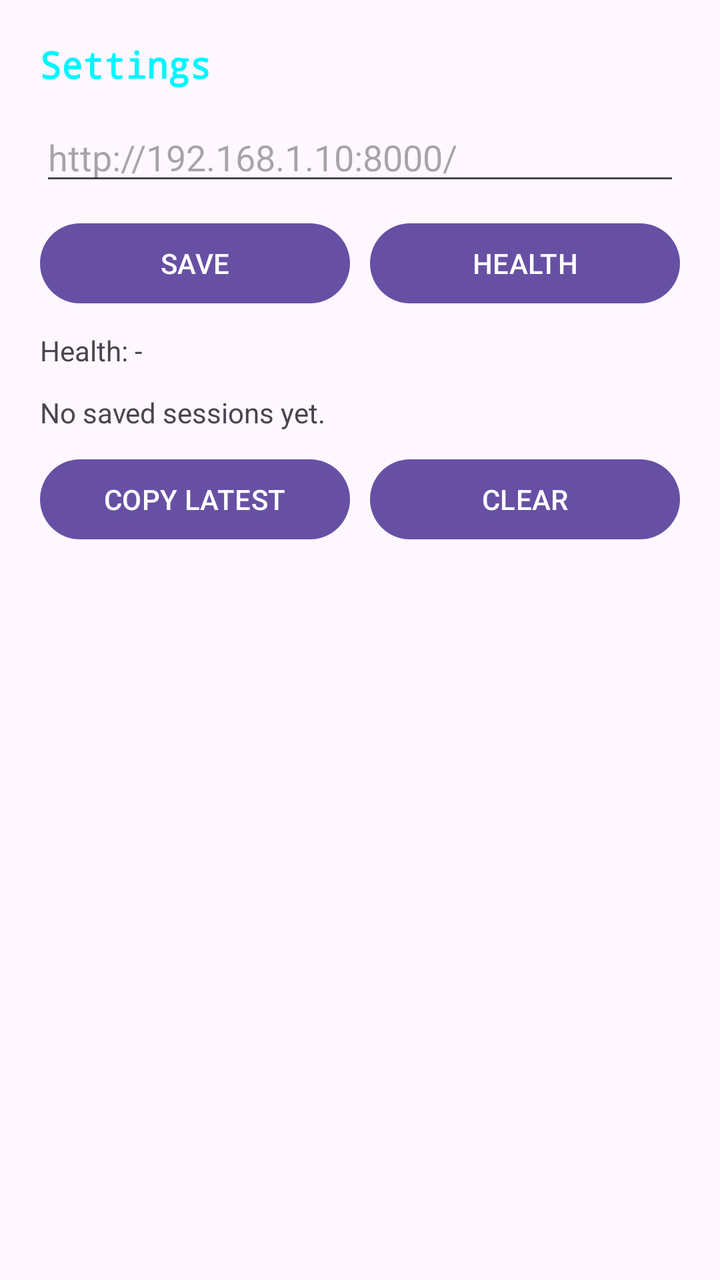
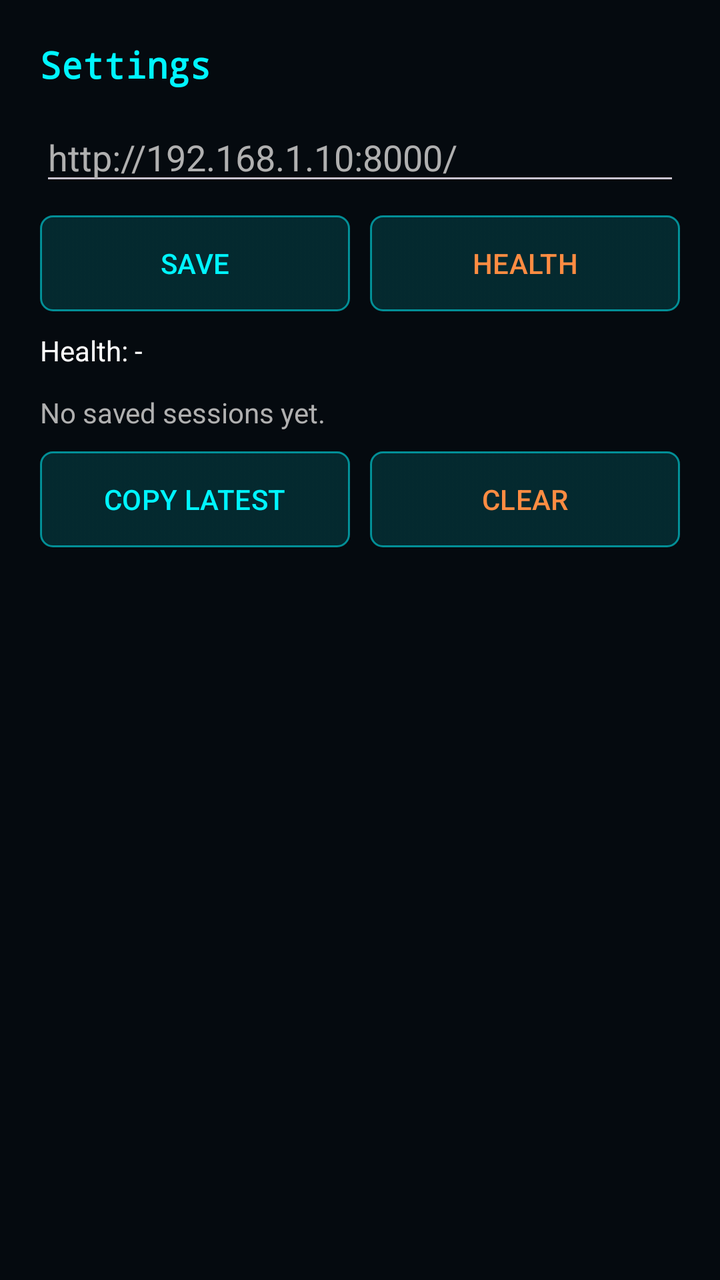

Compare the two renders of this Android layout. The source of the first and the diff that turns it into the second are given below.
<!-- AndroidManifest.xml: application theme Theme.AIBrain -->
<!-- res/layout/activity_settings.xml -->
<?xml version="1.0" encoding="utf-8"?>
<ScrollView xmlns:android="http://schemas.android.com/apk/res/android"
    android:layout_width="match_parent"
    android:layout_height="match_parent"
    android:padding="20dp">

    <LinearLayout
        android:layout_width="match_parent"
        android:layout_height="wrap_content"
        android:orientation="vertical">

        <TextView
            android:layout_width="match_parent"
            android:layout_height="wrap_content"
            android:text="Settings"
            android:textSize="18sp"
            android:textStyle="bold"
            android:fontFamily="monospace"
            android:textColor="@color/cyan_primary"
            android:layout_marginBottom="12dp" />

        <EditText
            android:id="@+id/et_server_url"
            android:layout_width="match_parent"
            android:layout_height="wrap_content"
            android:hint="http://192.168.1.10:8000/"
            android:inputType="textUri" />

        <LinearLayout
            android:layout_width="match_parent"
            android:layout_height="wrap_content"
            android:orientation="horizontal"
            android:layout_marginTop="10dp">

            <Button
                android:id="@+id/btn_save_url"
                android:layout_width="0dp"
                android:layout_height="48dp"
                android:layout_weight="1"
                android:text="SAVE" />

            <Button
                android:id="@+id/btn_check_health"
                android:layout_width="0dp"
                android:layout_height="48dp"
                android:layout_weight="1"
                android:layout_marginStart="10dp"
                android:text="HEALTH" />
        </LinearLayout>

        <TextView
            android:id="@+id/tv_health"
            android:layout_width="match_parent"
            android:layout_height="wrap_content"
            android:text="Health: -"
            android:layout_marginTop="10dp" />

        <TextView
            android:id="@+id/tv_history"
            android:layout_width="match_parent"
            android:layout_height="wrap_content"
            android:layout_marginTop="12dp"
            android:text="No saved sessions yet." />

        <LinearLayout
            android:layout_width="match_parent"
            android:layout_height="wrap_content"
            android:orientation="horizontal"
            android:layout_marginTop="10dp">

            <Button
                android:id="@+id/btn_copy_latest"
                android:layout_width="0dp"
                android:layout_height="48dp"
                android:layout_weight="1"
                android:text="COPY LATEST" />

            <Button
                android:id="@+id/btn_clear_history"
                android:layout_width="0dp"
                android:layout_height="48dp"
                android:layout_weight="1"
                android:layout_marginStart="10dp"
                android:text="CLEAR" />
        </LinearLayout>
    </LinearLayout>
</ScrollView>
<!-- resources referenced by this layout -->
<resources>
  <color name="cyan_primary">#00F5FF</color>
  <style name="Theme.AIBrain" parent="Base.Theme.AIBrain" />
  <style name="Base.Theme.AIBrain" parent="Theme.Material3.DayNight.NoActionBar">
          
          
      </style>
</resources>

<!-- the commit's change to res/layout/activity_settings.xml (unified diff, before → after) -->
@@ -2,7 +2,8 @@
 <ScrollView xmlns:android="http://schemas.android.com/apk/res/android"
     android:layout_width="match_parent"
     android:layout_height="match_parent"
-    android:padding="20dp">
+    android:padding="20dp"
+    android:background="@color/space_deepest">
 
     <LinearLayout
         android:layout_width="match_parent"
@@ -24,7 +25,9 @@
             android:layout_width="match_parent"
             android:layout_height="wrap_content"
             android:hint="http://192.168.1.10:8000/"
-            android:inputType="textUri" />
+            android:inputType="textUri"
+            android:textColor="@color/text_white"
+            android:textColorHint="@color/text_white_dim" />
 
         <LinearLayout
             android:layout_width="match_parent"
@@ -37,6 +40,9 @@
                 android:layout_width="0dp"
                 android:layout_height="48dp"
                 android:layout_weight="1"
+                android:background="@drawable/btn_secondary_cyan"
+                android:textColor="@color/text_cyan"
+                android:textAllCaps="false"
                 android:text="SAVE" />
 
             <Button
@@ -44,6 +50,9 @@
                 android:layout_width="0dp"
                 android:layout_height="48dp"
                 android:layout_weight="1"
+                android:background="@drawable/btn_secondary_cyan"
+                android:textColor="@color/text_orange"
+                android:textAllCaps="false"
                 android:layout_marginStart="10dp"
                 android:text="HEALTH" />
         </LinearLayout>
@@ -52,6 +61,7 @@
             android:id="@+id/tv_health"
             android:layout_width="match_parent"
             android:layout_height="wrap_content"
+            android:textColor="@color/text_white"
             android:text="Health: -"
             android:layout_marginTop="10dp" />
 
@@ -60,7 +70,8 @@
             android:layout_width="match_parent"
             android:layout_height="wrap_content"
             android:layout_marginTop="12dp"
-            android:text="No saved sessions yet." />
+            android:text="No saved sessions yet."
+            android:textColor="@color/text_white_dim" />
 
         <LinearLayout
             android:layout_width="match_parent"
@@ -73,6 +84,9 @@
                 android:layout_width="0dp"
                 android:layout_height="48dp"
                 android:layout_weight="1"
+                android:background="@drawable/btn_secondary_cyan"
+                android:textColor="@color/text_cyan"
+                android:textAllCaps="false"
                 android:text="COPY LATEST" />
 
             <Button
@@ -80,6 +94,9 @@
                 android:layout_width="0dp"
                 android:layout_height="48dp"
                 android:layout_weight="1"
+                android:background="@drawable/btn_secondary_cyan"
+                android:textColor="@color/text_orange"
+                android:textAllCaps="false"
                 android:layout_marginStart="10dp"
                 android:text="CLEAR" />
         </LinearLayout>
<!-- resource entries referenced after the edit -->
@@ -1,10 +1,45 @@
 <!-- resources referenced by this layout -->
 <resources>
   <color name="cyan_primary">#00F5FF</color>
+  <color name="space_deepest">#050A0F</color>
+  <color name="text_cyan">#00F5FF</color>
+  <color name="text_orange">#FF8C42</color>
+  <color name="text_white">#FFFFFF</color>
+  <color name="text_white_dim">#B0B0B0</color>
+  <!-- drawable btn_secondary_cyan (drawable) -->
+  <?xml version="1.0" encoding="utf-8"?>
+  <selector xmlns:android="http://schemas.android.com/apk/res/android">
+      <item android:state_pressed="true"><shape android:shape="rectangle"><solid android:color="#4400F5FF" /><corners android:radius="6dp" /><stroke android:width="1dp" android:color="#CC00F5FF" /></shape></item>
+      <item><shape android:shape="rectangle"><solid android:color="#2200F5FF" /><corners android:radius="6dp" /><stroke android:width="1dp" android:color="#8800F5FF" /></shape></item>
+  </selector>
   <style name="Theme.AIBrain" parent="Base.Theme.AIBrain" />
-  <style name="Base.Theme.AIBrain" parent="Theme.Material3.DayNight.NoActionBar">
-          
-          
+  <style name="Base.Theme.AIBrain" parent="Theme.Material3.Dark.NoActionBar">
+          <item name="colorPrimary">@color/cyan_primary</item>
+          <item name="colorOnPrimary">@color/space_deepest</item>
+          <item name="colorPrimaryContainer">@color/cyan_deeper</item>
+          <item name="colorOnPrimaryContainer">@color/text_white</item>
+  
+          <item name="colorSecondary">@color/orange_primary</item>
+          <item name="colorOnSecondary">@color/space_deepest</item>
+          <item name="colorSecondaryContainer">@color/space_light</item>
+          <item name="colorOnSecondaryContainer">@color/text_white</item>
+  
+          <item name="colorSurface">@color/space_medium</item>
+          <item name="colorOnSurface">@color/text_white</item>
+          <item name="android:colorBackground">@color/space_deepest</item>
+          <item name="colorOnBackground">@color/text_white</item>
+  
+          <item name="android:windowBackground">@color/window_background</item>
+          <item name="android:statusBarColor">@android:color/transparent</item>
+          <item name="android:navigationBarColor">@color/navigation_bar</item>
+          <item name="android:windowLightStatusBar">false</item>
+          <item name="android:windowLightNavigationBar">false</item>
       </style>
+  <color name="cyan_deeper">#006064</color>
+  <color name="orange_primary">#FF8C42</color>
+  <color name="space_light">#15293D</color>
+  <color name="space_medium">#0F1F2E</color>
+  <color name="window_background">#FF050A0F</color>
+  <color name="navigation_bar">#FF0A1520</color>
 </resources>
 
